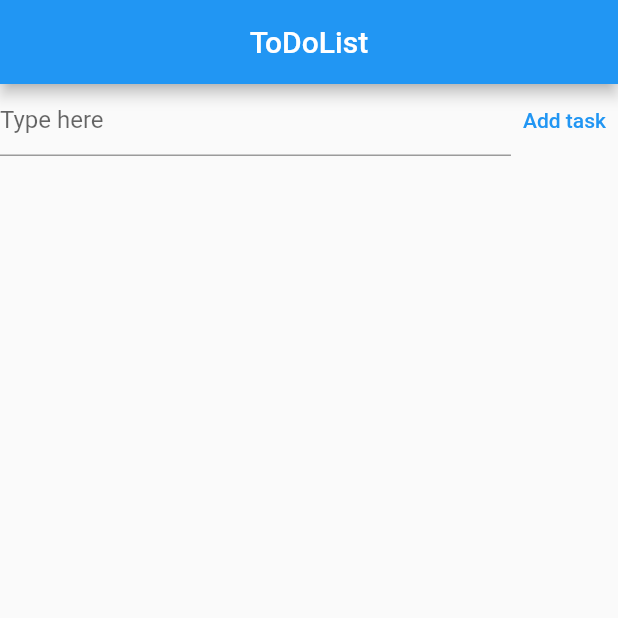
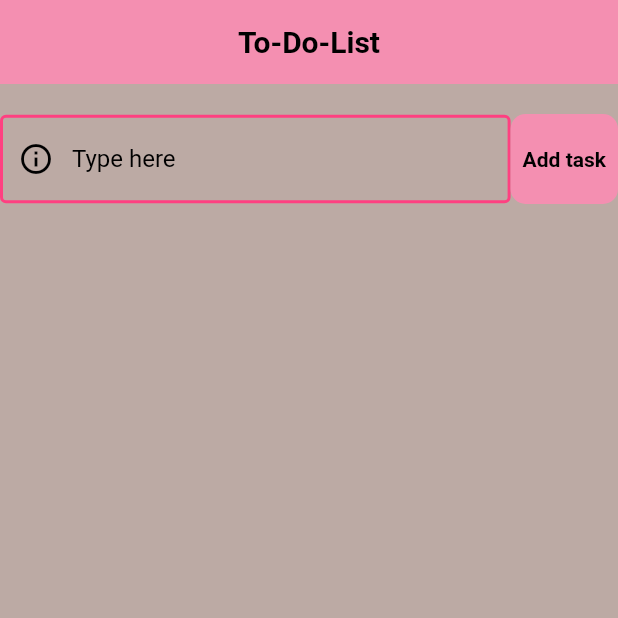
Before and after one commit to abymathewtkv/to-do-app, a Flutter app: the screen it shows after launch, after a tap on "Add task", on a phone screen of 412 x 824 dp, the top half of it. Run offline on Flutter 3.47's test engine with Material 2 defaults, Android fonts, the phone set to English and light mode, and no system bars; our stand-ins replace cloud_firestore, firebase_core; accounts and stored records are empty.

Commit message:
modified with const and colors

```diff
--- a/lib/pages/to_do_list.dart
+++ b/lib/pages/to_do_list.dart
@@ -1,8 +1,11 @@
 import 'package:cloud_firestore/cloud_firestore.dart';
+import 'package:flutter/cupertino.dart';
 import 'package:flutter/material.dart';
 
 class ToDoListPage extends StatelessWidget {
   final TextEditingController _controller = TextEditingController();
+
+  ToDoListPage({Key? key}) : super(key: key);
 
   void addTask() {
     FirebaseFirestore.instance
@@ -10,56 +13,77 @@ class ToDoListPage extends StatelessWidget {
         .add({"title": _controller.text});
   }
 
-  onDelete(String id){
+  onDelete(String id) {
     FirebaseFirestore.instance.collection("todos").doc(id).delete();
-
-
   }
-
-
 
   Widget _buildBody(BuildContext context) {
     return Column(
       children: <Widget>[
+        const SizedBox(
+          height: 20,
+        ),
         Row(
           children: [
             Expanded(
               child: TextField(
                 controller: _controller,
-                decoration: InputDecoration(hintText: 'Type here'),
+                decoration: const InputDecoration(
+                    prefixIcon: Icon(
+                      Icons.info_outline,
+                      color: Colors.black,
+                    ),
+                    border: InputBorder.none,
+                    enabledBorder: OutlineInputBorder(
+                        borderSide:
+                            BorderSide(color: Colors.pinkAccent, width: 2.0)),
+                    hintText: 'Type here',
+                    hintStyle: TextStyle(color: Colors.black)),
               ),
             ),
-            TextButton(
-              onPressed: () {
-                addTask();
-              },
-              child: Text('Add task'),
+            Container(
+              height: 60,
+              decoration: BoxDecoration(
+                borderRadius: BorderRadius.circular(10.0),
+                color: Colors.pink[200],
+              ),
+              child: TextButton(
+                onPressed: () {
+                  addTask();
+                },
+                child: const Text(
+                  'Add task',
+                  style: TextStyle(
+                      color: Colors.black, fontWeight: (FontWeight.bold)),
+                ),
+              ),
             ),
           ],
+        ),
+        const SizedBox(
+          height: 15,
         ),
         StreamBuilder<QuerySnapshot>(
             stream: FirebaseFirestore.instance.collection('todos').snapshots(),
             builder: (context, snapshot) {
               if (!snapshot.hasData) {
-                return CircularProgressIndicator();
+                return const CircularProgressIndicator();
               } else {
                 return Expanded(
                   child: ListView(
                     children: snapshot.data!.docs.map((document) {
                       return Dismissible(
                         key: Key(document.id),
-                        onDismissed: (direction){
-                         onDelete(document.id);
+                        onDismissed: (direction) {
+                          onDelete(document.id);
                         },
                         background: Container(
                           alignment: Alignment.centerRight,
-                          color: Colors.red,
-                          child: Icon(Icons.delete),
+                          color: Colors.pinkAccent[100],
+                          child: const Icon(Icons.delete),
                         ),
                         child: ListTile(
-
-
-                        title: Text(document['title']),
+                          title: Text(document['title']),
                         ),
                       );
                     }).toList(),
@@ -74,9 +98,15 @@ class ToDoListPage extends StatelessWidget {
   @override
   Widget build(BuildContext context) {
     return Scaffold(
+      backgroundColor: Colors.brown[200],
       appBar: AppBar(
-        title: Text('ToDoList'),
+        elevation: 0.0,
+        title: const Text(
+          'To-Do-List',
+          style: TextStyle(fontWeight: (FontWeight.bold), color: Colors.black),
+        ),
         centerTitle: true,
+        backgroundColor: Colors.pink[200],
       ),
       body: _buildBody(context),
     );
```
